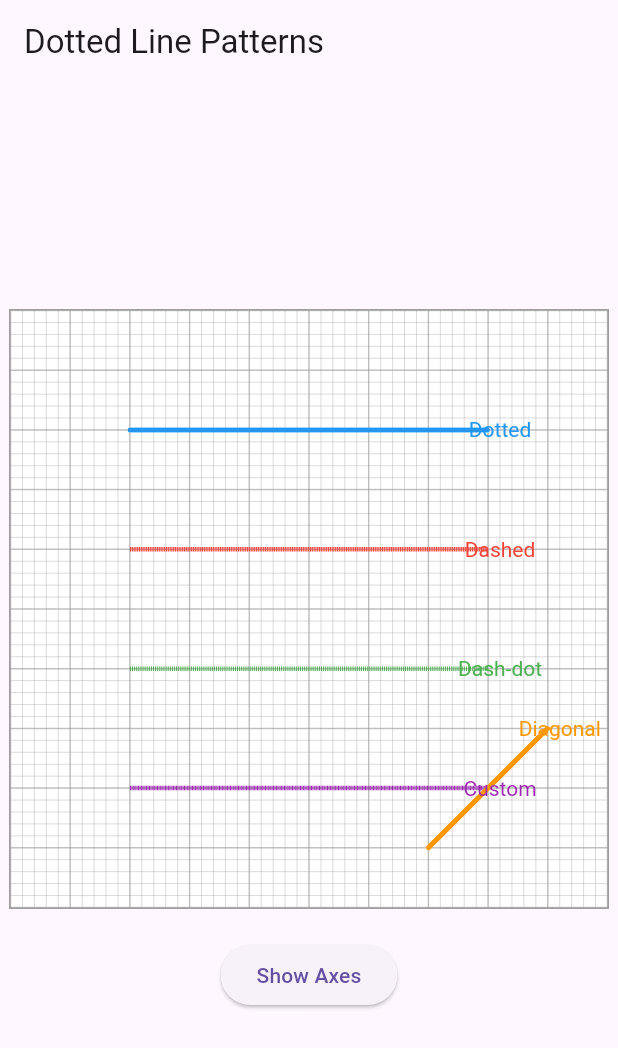
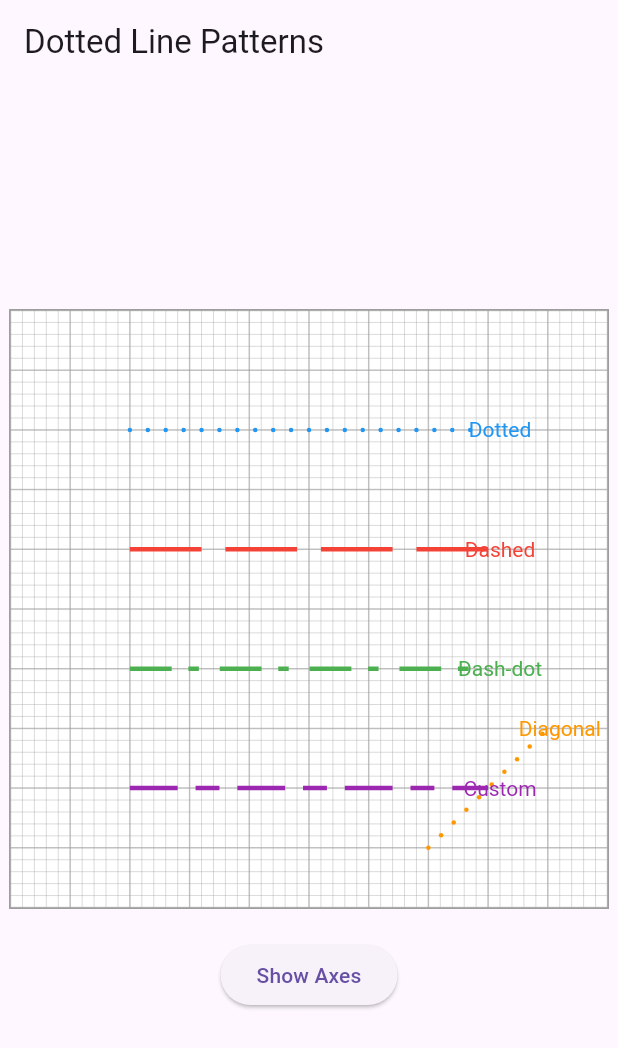
Before and after one commit to zartyblartfast/custom_paint_diagram_layer, a Flutter app: the screen it shows after launch, after a tap on "Hide Axes", on a phone screen of 412 x 824 dp. Shown: the top 1048 px of the screen. Run offline on Flutter 3.47's test engine with Material 3 defaults, Android fonts, the phone set to English and light mode, and no system bars.

Commit message:
Updated Implementation Guide and DottedLineElement implementation

```diff
--- a/lib/custom_paint_diagram_layer/elements/dotted_line_element.dart
+++ b/lib/custom_paint_diagram_layer/elements/dotted_line_element.dart
@@ -57,6 +57,8 @@ class DottedLineElement extends DrawableElement {
           pattern != DashPattern.custom || (customPattern != null && customPattern.isNotEmpty),
           'Custom pattern requires a non-empty customPattern list',
         ),
+        assert(spacing > 0, 'Spacing must be positive'),
+        assert(strokeWidth > 0, 'Stroke width must be positive'),
         super(
           x: x,
           y: y,
@@ -67,6 +69,9 @@ class DottedLineElement extends DrawableElement {
   void render(Canvas canvas, CoordinateSystem coordinates) {
     final startPoint = coordinates.mapValueToDiagram(x, y);
     final endPoint = coordinates.mapValueToDiagram(endX, endY);
+
+    // Early return if start and end points are the same
+    if (startPoint == endPoint) return;
 
     final paint = Paint()
       ..color = color
@@ -82,8 +87,11 @@ class DottedLineElement extends DrawableElement {
     final unitX = dx / length;
     final unitY = dy / length;
 
-    // Get the dash pattern based on the selected type
-    final List<double> dashPattern = _getDashPattern();
+    // Scale the spacing based on the coordinate system
+    final scaledSpacing = spacing * coordinates.scale;
+
+    // Get the dash pattern based on the selected type and scale it
+    final List<double> dashPattern = _getScaledDashPattern(coordinates);
 
     // Draw the dashed/dotted line
     double distance = 0;
@@ -127,17 +135,23 @@ class DottedLineElement extends DrawableElement {
     }
   }
 
-  /// Gets the dash pattern based on the selected type
-  List<double> _getDashPattern() {
+  /// Gets the dash pattern based on the selected type and scales it
+  List<double> _getScaledDashPattern(CoordinateSystem coordinates) {
+    final scale = coordinates.scale;
+    final scaledSpacing = spacing * scale;
+
     switch (pattern) {
       case DashPattern.dotted:
-        return [0, spacing];
+        return [0, scaledSpacing];
       case DashPattern.dashed:
-        return [spacing * 2, spacing];
+        // Long dash, medium gap
+        return [scaledSpacing * 3, scaledSpacing];
       case DashPattern.dashDot:
-        return [spacing * 2, spacing, 0, spacing];
+        // Medium dash, small gap, dot, medium gap
+        return [scaledSpacing * 2, scaledSpacing * 0.8, scaledSpacing * 0.5, scaledSpacing];
       case DashPattern.custom:
-        return customPattern!;
+        // Scale the custom pattern
+        return customPattern!.map((length) => length * scale).toList();
     }
   }
 
```
Also changed, not shown: 1 other file.
